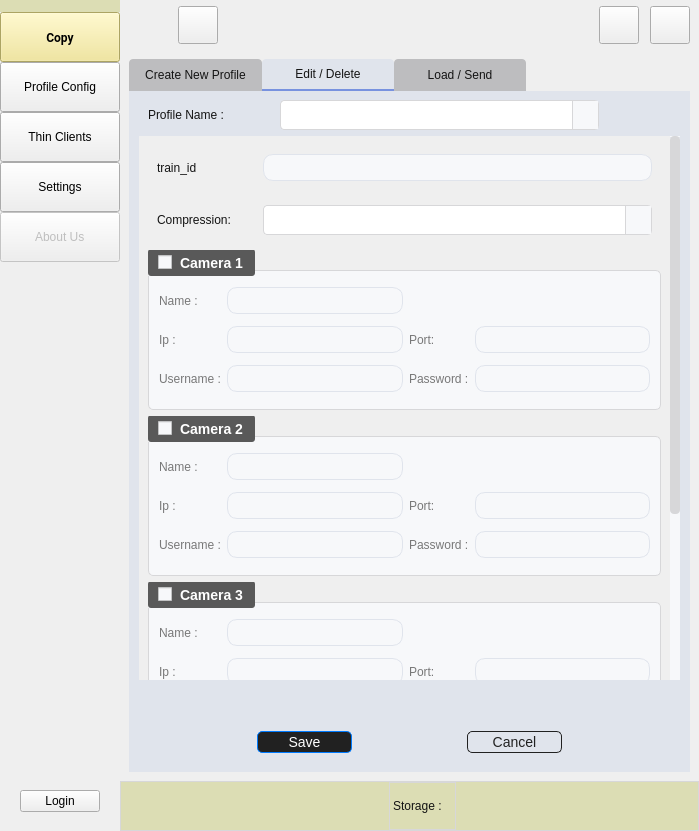
This is UIFiles/mainUI.ui in amirhossein-mlkz/railProject_imageCopy as Qt 5 draws it before an edit. The edited form follows.
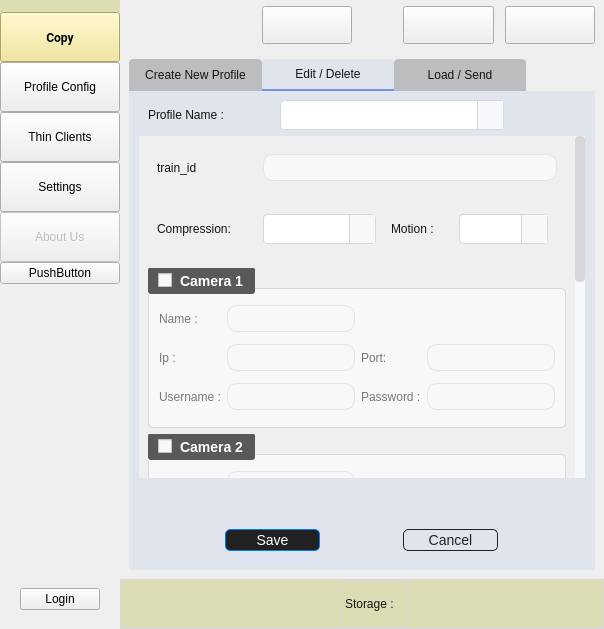
This is the edited form. The open tabs and pages were chosen to show the change. Icons and pictures are not drawn. Custom widgets are drawn as their Qt base class.

Commit message: add motion in ui and backend

```diff
--- a/UIFiles/mainUI.ui
+++ b/UIFiles/mainUI.ui
@@ -9,8 +9,8 @@
    <rect>
     <x>0</x>
     <y>0</y>
-    <width>699</width>
-    <height>831</height>
+    <width>604</width>
+    <height>629</height>
    </rect>
   </property>
   <property name="sizePolicy">
@@ -788,7 +788,7 @@
          <property name="lineWidth">
           <number>1</number>
          </property>
-         <layout class="QVBoxLayout" name="verticalLayout_67" stretch="0,0,0,0,0,0,0,0,0,0,0,0,0,0,0,0,0,0">
+         <layout class="QVBoxLayout" name="verticalLayout_67" stretch="0,0,0,0,0,0,0,0,0,0,0,0,0,0,0,0,0,0,0">
           <property name="spacing">
            <number>0</number>
           </property>
@@ -1072,15 +1072,19 @@
           <item>
            <widget class="Line" name="line_8">
             <property name="orientation">
-             <enum>Qt::Orientation::Vertical</enum>
+             <enum>Qt::Vertical</enum>
+            </property>
+           </widget>
+          </item>
+          <item>
+           <widget class="QPushButton" name="pushButton">
+            <property name="text">
+             <string>PushButton</string>
             </property>
            </widget>
           </item>
           <item>
            <spacer name="verticalSpacer_2">
-            <property name="orientation">
-             <enum>Qt::Orientation::Vertical</enum>
-            </property>
             <property name="sizeHint" stdset="0">
              <size>
               <width>20</width>
@@ -1153,9 +1157,6 @@
           </item>
           <item>
            <spacer name="verticalSpacer_11">
-            <property name="orientation">
-             <enum>Qt::Orientation::Vertical</enum>
-            </property>
             <property name="sizeType">
              <enum>QSizePolicy::Policy::Fixed</enum>
             </property>
@@ -1210,9 +1211,6 @@
           </item>
           <item>
            <spacer name="verticalSpacer_5">
-            <property name="orientation">
-             <enum>Qt::Orientation::Vertical</enum>
-            </property>
             <property name="sizeType">
              <enum>QSizePolicy::Policy::Fixed</enum>
             </property>
@@ -1292,9 +1290,6 @@
              </property>
              <item>
               <spacer name="horizontalSpacer">
-               <property name="orientation">
-                <enum>Qt::Orientation::Vertical</enum>
-               </property>
                <property name="sizeHint" stdset="0">
                 <size>
                  <width>40</width>
@@ -1338,9 +1333,6 @@
              </item>
              <item>
               <spacer name="horizontalSpacer_5">
-               <property name="orientation">
-                <enum>Qt::Orientation::Horizontal</enum>
-               </property>
                <property name="sizeHint" stdset="0">
                 <size>
                  <width>40</width>
@@ -3277,8 +3269,8 @@
                       <rect>
                        <x>0</x>
                        <y>0</y>
-                       <width>382</width>
-                       <height>782</height>
+                       <width>531</width>
+                       <height>800</height>
                       </rect>
                      </property>
                      <layout class="QVBoxLayout" name="verticalLayout_3">
@@ -3347,6 +3339,40 @@
                          <item>
                           <widget class="QComboBox" name="edit_profile_compression"/>
                          </item>
+                         <item>
+                          <widget class="QFrame" name="horizontalFrame1111_5">
+                           <property name="sizePolicy">
+                            <sizepolicy hsizetype="Preferred" vsizetype="Maximum">
+                             <horstretch>0</horstretch>
+                             <verstretch>0</verstretch>
+                            </sizepolicy>
+                           </property>
+                           <layout class="QHBoxLayout" name="horizontalLayout_63">
+                            <item>
+                             <widget class="QLabel" name="label_90">
+                              <property name="minimumSize">
+                               <size>
+                                <width>62</width>
+                                <height>0</height>
+                               </size>
+                              </property>
+                              <property name="maximumSize">
+                               <size>
+                                <width>62</width>
+                                <height>16777215</height>
+                               </size>
+                              </property>
+                              <property name="text">
+                               <string>Motion :</string>
+                              </property>
+                             </widget>
+                            </item>
+                            <item>
+                             <widget class="QComboBox" name="edit_profile_motion"/>
+                            </item>
+                           </layout>
+                          </widget>
+                         </item>
                         </layout>
                        </widget>
                       </item>
@@ -3763,13 +3789,10 @@
                     </property>
                    </widget>
                   </item>
-                  <item alignment="Qt::AlignmentFlag::AlignBottom">
+                  <item>
                    <widget class="QFrame" name="frame_22">
                     <property name="frameShape">
-                     <enum>QFrame::Shape::NoFrame</enum>
-                    </property>
-                    <property name="frameShadow">
-                     <enum>QFrame::Shadow::Raised</enum>
+                     <enum>QFrame::NoFrame</enum>
                     </property>
                     <layout class="QHBoxLayout" name="horizontalLayout_22">
                      <item>
@@ -5296,10 +5319,7 @@
 	border:1px solid #D7D7D9;</string>
             </property>
             <property name="frameShape">
-             <enum>QFrame::Shape::StyledPanel</enum>
-            </property>
-            <property name="frameShadow">
-             <enum>QFrame::Shadow::Raised</enum>
+             <enum>QFrame::NoFrame</enum>
             </property>
             <layout class="QHBoxLayout" name="horizontalLayout_24">
              <property name="leftMargin">
@@ -5316,9 +5336,6 @@
              </property>
              <item>
               <spacer name="horizontalSpacer_2">
-               <property name="orientation">
-                <enum>Qt::Orientation::Horizontal</enum>
-               </property>
                <property name="sizeType">
                 <enum>QSizePolicy::Policy::Fixed</enum>
                </property>
```
Left out of the diff: 267 changed lines with no effect on the pictures. The commit also changes 7 other files.
